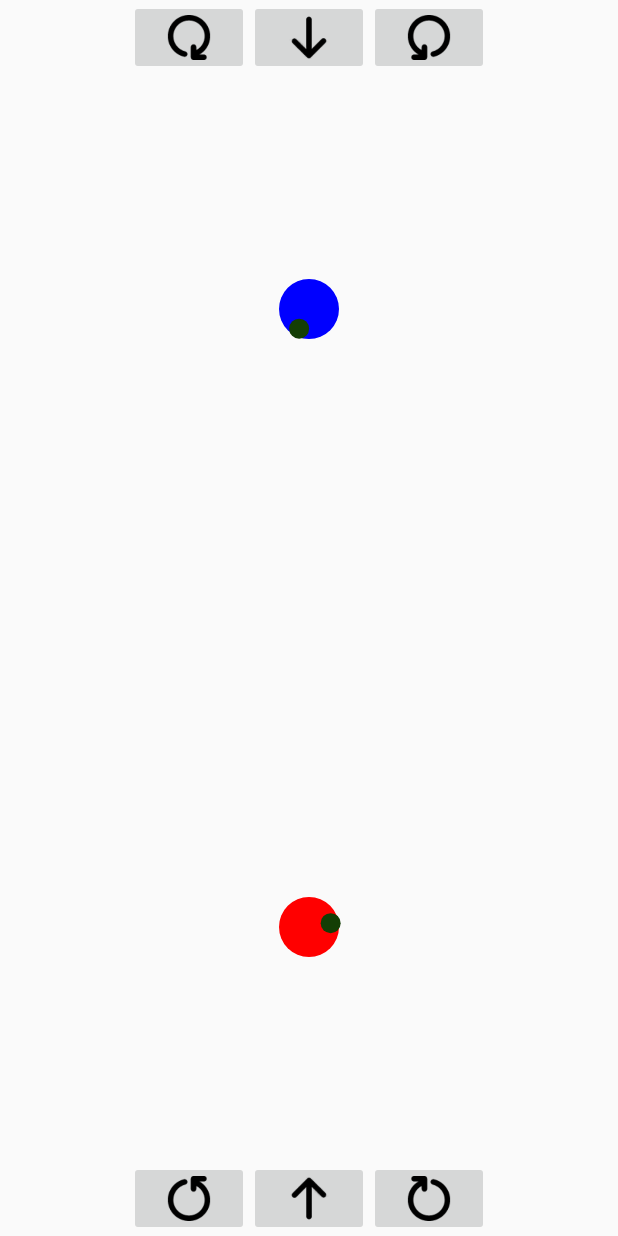
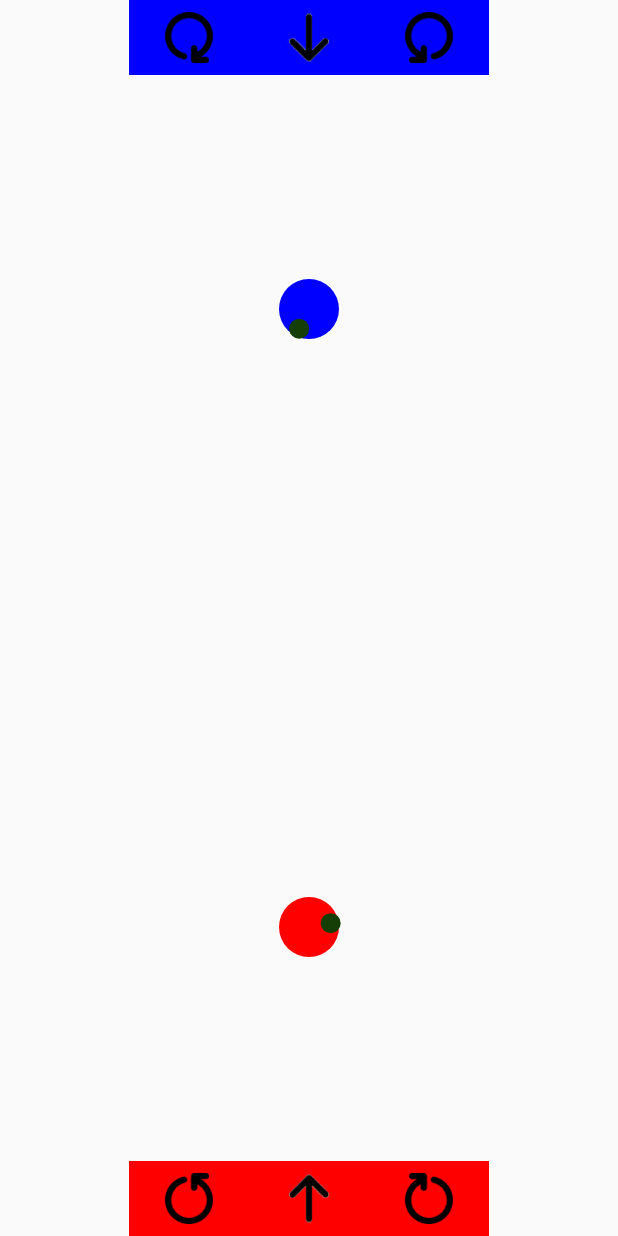
Before and after one commit to diddlydoodly/SumoShapes, an Android app: the GameActivity screen opened directly, with no data from a screen before it, on a phone screen of 412 x 824 dp. Run offline under Robolectric (Android 15) with nearby library versions, the phone set to English and light mode, and no system bars.

Commit message:
padding to player buttons, sumo platform

```diff
--- a/app/src/main/java/io/github/omgimanerd/sumoshapes/game/Game.java
+++ b/app/src/main/java/io/github/omgimanerd/sumoshapes/game/Game.java
@@ -12,6 +12,7 @@ public class Game {
   private SumoShape player2_;
 
   public Game() {
+    platform_ = new SumoPlatform(Util.SCREEN_WIDTH, Util.SCREEN_HEIGHT);
     player1_ = new SumoShape(Util.SCREEN_WIDTH / 2, Util.SCREEN_HEIGHT / 4,
                              90, CustomResources.SUMOSHAPE_BLUE);
     player2_ = new SumoShape(Util.SCREEN_WIDTH / 2, Util.SCREEN_HEIGHT * 3 / 4,
--- a/app/src/main/java/io/github/omgimanerd/sumoshapes/game/SumoPlatform.java
+++ b/app/src/main/java/io/github/omgimanerd/sumoshapes/game/SumoPlatform.java
@@ -1,13 +1,33 @@
 package io.github.omgimanerd.sumoshapes.game;
 
+import android.graphics.Canvas;
+import android.graphics.Paint;
 import android.graphics.RectF;
 
 public class SumoPlatform {
 
   private RectF platform_;
+  private Paint platformPaint_;
 
-  public SumoPlatform() {
+  public SumoPlatform(int screenWidth, int screenHeight) {
+    float screenPadding = screenWidth / 25f;
+    platform_ = new RectF(
+        screenPadding, screenPadding,
+        screenWidth - screenPadding, screenHeight - screenPadding);
+    platformPaint_ = new Paint();
+//    platformPaint_.setColor();
+  }
+
+  public void update() {
+    // Does nothing yet.
+  }
+
+  public void render(Canvas canvas) {
 
   }
 
+  public boolean isOut(SumoShape shape) {
+    return platform_.contains((float) shape.getPosition().x,
+                              (float) shape.getPosition().y);
+  }
 }
--- a/app/src/main/res/layout/activity_game.xml
+++ b/app/src/main/res/layout/activity_game.xml
@@ -14,7 +14,9 @@
       android:src="@drawable/fd_arrow"
       android:contentDescription="@string/fd_arrow"
       android:rotation="180"
-      android:scaleType="fitCenter"/>
+      android:scaleType="fitCenter"
+      android:background="@color/sumoshape_blue"
+      android:padding="@dimen/player_control_button_padding"/>
 
   <ImageButton
       android:layout_width="@dimen/player_control_button_width"
@@ -26,7 +28,9 @@
       android:src="@drawable/left_arrow"
       android:contentDescription="@string/left_arrow"
       android:rotation="180"
-      android:scaleType="fitCenter"/>
+      android:scaleType="fitCenter"
+      android:background="@color/sumoshape_blue"
+      android:padding="@dimen/player_control_button_padding"/>
 
   <ImageButton
       android:layout_width="@dimen/player_control_button_width"
@@ -38,7 +42,9 @@
       android:scaleType="fitCenter"
       android:src="@drawable/right_arrow"
       android:contentDescription="@string/right_arrow"
-      android:rotation="180"/>
+      android:rotation="180"
+      android:background="@color/sumoshape_blue"
+      android:padding="@dimen/player_control_button_padding"/>
 
   <ImageButton
       android:layout_width="@dimen/player_control_button_width"
@@ -48,7 +54,9 @@
       android:layout_centerHorizontal="true"
       android:src="@drawable/fd_arrow"
       android:scaleType="fitCenter"
-      android:contentDescription="@string/fd_arrow"/>
+      android:contentDescription="@string/fd_arrow"
+      android:background="@color/sumoshape_red"
+      android:padding="@dimen/player_control_button_padding"/>
 
   <ImageButton
       android:layout_width="@dimen/player_control_button_width"
@@ -59,7 +67,9 @@
       android:layout_toEndOf="@+id/p2forward"
       android:scaleType="fitCenter"
       android:src="@drawable/right_arrow"
-      android:contentDescription="@string/right_arrow"/>
+      android:contentDescription="@string/right_arrow"
+      android:background="@color/sumoshape_red"
+      android:padding="@dimen/player_control_button_padding"/>
 
   <ImageButton
       android:layout_width="@dimen/player_control_button_width"
@@ -70,7 +80,9 @@
       android:layout_toStartOf="@+id/p2forward"
       android:scaleType="fitCenter"
       android:src="@drawable/left_arrow"
-      android:contentDescription="@string/left_arrow"/>
+      android:contentDescription="@string/left_arrow"
+      android:background="@color/sumoshape_red"
+      android:padding="@dimen/player_control_button_padding"/>
 
   <io.github.omgimanerd.sumoshapes.customviews.GameView
       android:layout_width="fill_parent"
--- a/app/src/main/res/values/dimens.xml
+++ b/app/src/main/res/values/dimens.xml
@@ -2,4 +2,5 @@
   <dimen name="menu_view_padding">24dp</dimen>
   <dimen name="player_control_button_width">80dp</dimen>
   <dimen name="player_control_button_height">50dp</dimen>
+  <dimen name="player_control_button_padding">8dp</dimen>
 </resources>
```
